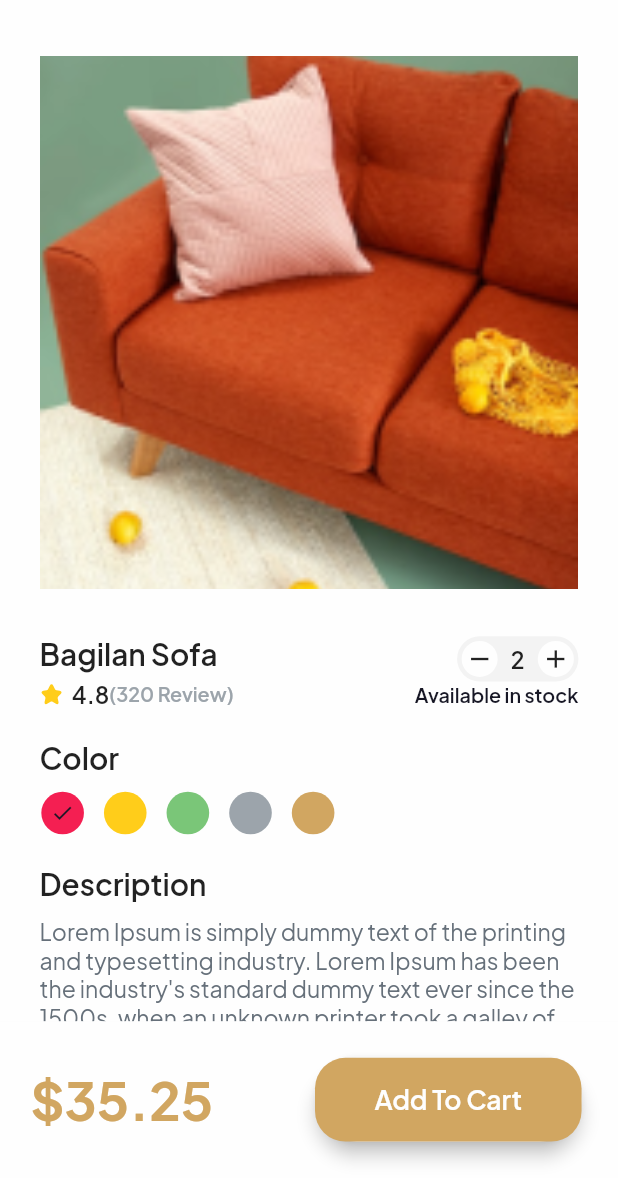
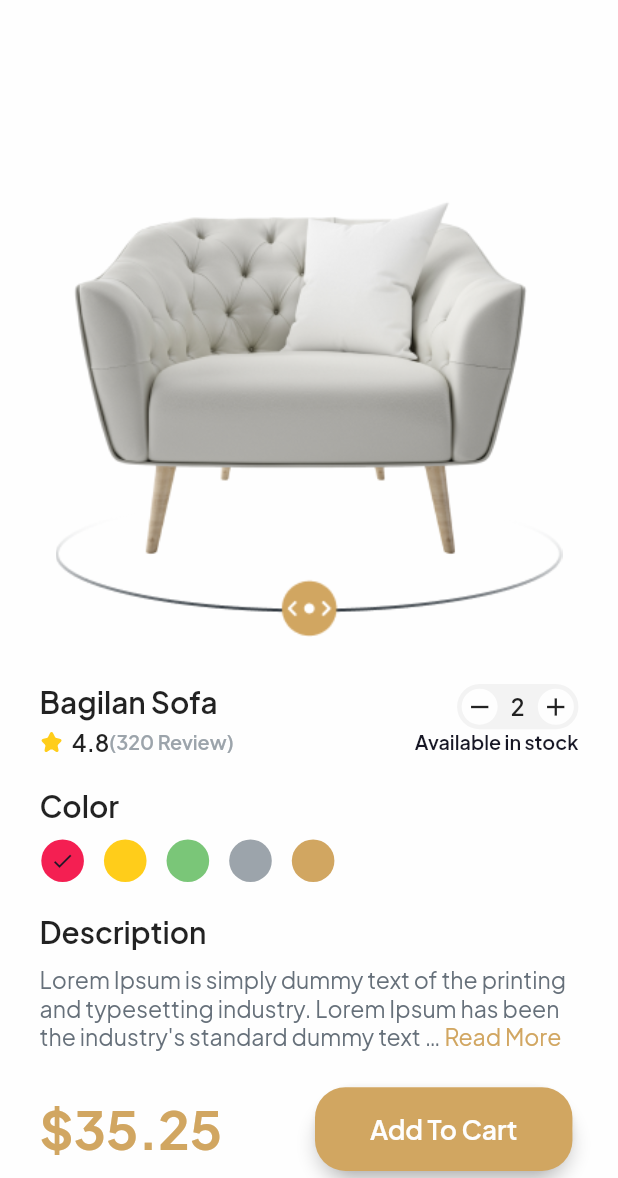
Before and after one commit to Zee-Palm-LLC/ngamar-furniture-app, a Flutter app: the ProductDetailView screen opened directly, on a phone screen of 412 x 824 dp, the part 58-1236 px from its top. Run offline on Flutter 3.47's test engine with Material 2 defaults, Android fonts, the phone set to English and light mode, and no system bars; drawn by our look-alikes of expandable_text; our stand-ins replace animate_do, dots_indicator, flutter_otp_text_field, flutter_screenutil, flutter_staggered_animations, flutter_svg and 4 more; missing offline and left inert: ai_barcode_scanner, another_stepper.

Commit message:
final Design

```diff
--- a/lib/app/data/constants/app_assets.dart
+++ b/lib/app/data/constants/app_assets.dart
@@ -13,6 +13,8 @@ class AppAssets {
   static String kDummyProduct4 = 'assets/images/dummy-product(4).png';
   static String kMap = 'assets/images/map.png';
   static String kFullMap = 'assets/images/full-map.png';
+  static String kStage = 'assets/images/stage.png';
+  static String kSofaDetail = 'assets/images/sofa-detail.png';
 
   // Icons.
   static String kShower = 'assets/icons/shower.svg';
--- a/lib/app/modules/home/product_detail_view.dart
+++ b/lib/app/modules/home/product_detail_view.dart
@@ -1,3 +1,4 @@
+import 'package:expandable_text/expandable_text.dart';
 import 'package:flutter/material.dart';
 import 'package:flutter_screenutil/flutter_screenutil.dart';
 import 'package:flutter_svg/flutter_svg.dart';
@@ -37,18 +38,17 @@ class _ProductDetailViewState extends State<ProductDetailView> {
         ],
       ),
       body: ListView(
-        padding: EdgeInsets.symmetric(horizontal: 24.w),
+        padding: EdgeInsets.symmetric(horizontal: 24.w, vertical: 20.h),
         physics: const BouncingScrollPhysics(),
         children: [
-          SizedBox(height: AppSpacing.twentyVertical),
-          Container(
-            height: 350.h,
-            decoration: BoxDecoration(
-              image: DecorationImage(
-                image: AssetImage(AppAssets.kDummyProduct1),
-                fit: BoxFit.cover,
+          Stack(
+            alignment: Alignment.bottomCenter,
+            children: [
+              Image.asset(AppAssets.kStage),
+              Image.asset(
+                AppAssets.kSofaDetail,
               ),
-            ),
+            ],
           ),
           SizedBox(height: AppSpacing.thirtyVertical),
           Row(
@@ -123,25 +123,25 @@ class _ProductDetailViewState extends State<ProductDetailView> {
             style: AppTypography.kSemiBold18,
           ),
           SizedBox(height: AppSpacing.tenVertical),
-          Text(
+          ExpandableText(
             "Lorem Ipsum is simply dummy text of the printing and typesetting industry. Lorem Ipsum has been the industry's standard dummy text ever since the 1500s, when an unknown printer took a galley of type and scrambled it to make a Read More",
+            expandText: 'Read More',
+            collapseText: 'Read Less',
+            maxLines: 3,
+            linkColor: AppColors.kPrimary,
             style: AppTypography.kMedium14.copyWith(
               color: AppColors.kGrey80,
             ),
           ),
-        ],
-      ),
-      bottomSheet: Container(
-        color: AppColors.kWhite,
-        padding: EdgeInsets.all(20.h),
-        child: Row(
+          SizedBox(height: AppSpacing.twentyVertical),
+          Row(
             children: [
               Expanded(
                 child: RichText(
                   text: TextSpan(
                     text: r'$',
-                  style:
-                      AppTypography.kBold32.copyWith(color: AppColors.kPrimary),
+                    style: AppTypography.kBold32
+                        .copyWith(color: AppColors.kPrimary),
                     children: [
                       TextSpan(
                         text: '35.25',
@@ -159,6 +159,7 @@ class _ProductDetailViewState extends State<ProductDetailView> {
               ),
             ],
           ),
+        ],
       ),
     );
   }
--- a/pubspec.yaml
+++ b/pubspec.yaml
@@ -23,6 +23,7 @@ dependencies:
   simple_animations: ^5.0.1
   another_stepper: ^1.2.2
   ai_barcode_scanner: ^0.0.6
+  expandable_text: ^2.3.0
 
 dev_dependencies:
   flutter_lints: ^2.0.0
```
Also changed, not shown: assets/images/sofa-detail.png (added), assets/images/stage.png (added), pubspec.lock. Lines whose indentation alone changed are shown as unchanged.
